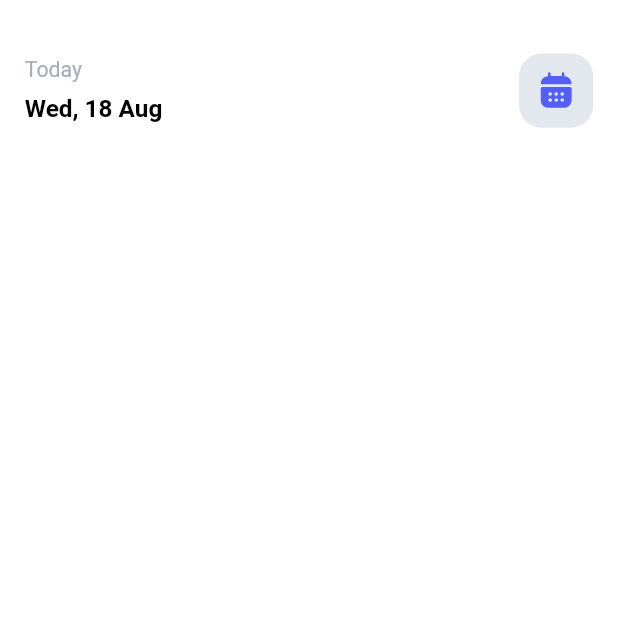
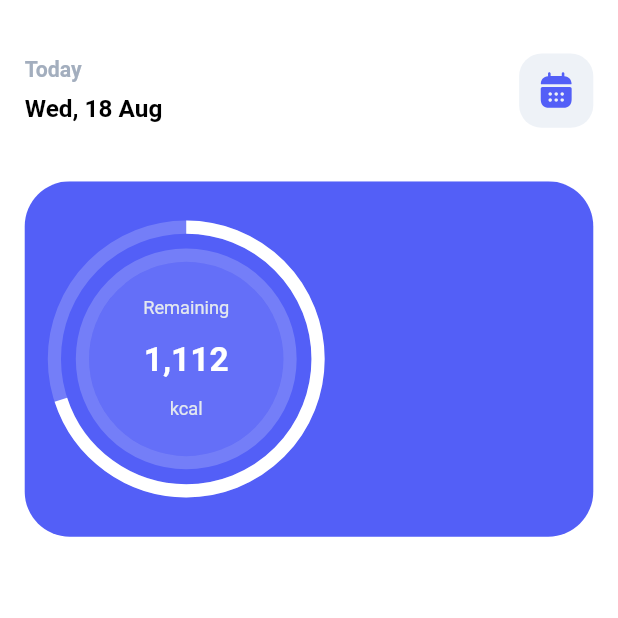
Before and after one commit to mahdinazmi/Flutter-Nutrition-UI, a Flutter app: the screen it shows after launch, on a phone screen of 412 x 824 dp, the top half of it. Run offline on Flutter 3.47's test engine with Material 2 defaults, Android fonts, the phone set to English and light mode, and no system bars; our stand-ins replace flutter_screenutil, flutter_svg.

Commit message:
Add Remaining Calorie Progress Percent

```diff
--- a/lib/screen/home/home-body.dart
+++ b/lib/screen/home/home-body.dart
@@ -2,6 +2,8 @@ import 'package:flutter/material.dart';
 import 'package:flutter_screenutil/flutter_screenutil.dart';
 import 'package:flutter_svg/flutter_svg.dart';
 import 'package:nutrition/config/config.dart';
+
+import 'widget/daily-summary.dart';
 
 class HomeBody extends StatelessWidget {
 
@@ -14,6 +16,14 @@ class HomeBody extends StatelessWidget {
     return Scaffold(
       backgroundColor: Colors.white,
       appBar: _appBar,
+      body: Container(
+        margin: EdgeInsets.only(right: 15. w, left: 15. w),
+        child: ListView(
+          children: const [
+            DailySummary()
+          ],
+        ),
+      ),
     );
   }
 
@@ -31,7 +41,7 @@ class HomeBody extends StatelessWidget {
             width: 45. w,
             margin: EdgeInsets.only(right: 15. w),
             decoration: BoxDecoration(
-              color: AppColors.colorTint300,
+              color: AppColors.colorTint200,
               borderRadius: BorderRadius.circular(15)
             ),
             child: Center(
@@ -56,7 +66,8 @@ class HomeBody extends StatelessWidget {
             'Today',
             style: TextStyle(
               color: AppColors.colorTint500,
-              fontSize: 14. sp
+              fontSize: 14. sp,
+              fontWeight: FontWeight.bold
             ),
           ),
           SizedBox(height: 7. w),
--- a/lib/screen/home/widget/daily-summary.dart
+++ b/lib/screen/home/widget/daily-summary.dart
@@ -1,12 +1,94 @@
 import 'package:flutter/material.dart';
+import 'package:flutter_screenutil/flutter_screenutil.dart';
+import 'package:nutrition/config/config.dart';
 
 class DailySummary extends StatelessWidget {
-  const DailySummary({ Key? key }) : super(key: key);
+  const DailySummary({
+    Key ? key
+  }): super(key: key);
 
   @override
   Widget build(BuildContext context) {
-    return Container(
+    return AspectRatio(
+      aspectRatio: 1.6,
+      child: Container(
+        padding: EdgeInsets.all(18. w),
+        decoration: BoxDecoration(
+          color: AppColors.colorPrimary,
+          borderRadius: BorderRadius.circular(30),
+        ),
+        child: Row(
+          children: [
+            SizedBox(
+              width: 160. w,
+              height: 160. w,
+              child: Stack(
+                children: [
+                  SizedBox(
+                    width: 160. w,
+                    height: 160. w,
+                    child: CircularProgressIndicator(
+                      strokeWidth: 8. w,
+                      value: 0.7,
+                      backgroundColor: AppColors.colorTint100.withOpacity(0.2),
+                      valueColor: AlwaysStoppedAnimation < Color > (Colors.white),
+                    ),
+                  ),
+                  Align(
+                    alignment: Alignment.center,
+                    child: Container(
+                      width: double.infinity,
+                      height: double.infinity,
+                      margin: EdgeInsets.all(13. w),
+                      decoration: BoxDecoration(
+                        shape: BoxShape.circle,
+                        border: Border.all(color: AppColors.colorTint100.withOpacity(0.2), width: 8. w),
+                      ),
+                      child: Container(
 
+                        decoration: BoxDecoration(
+                          shape: BoxShape.circle,
+                          color: AppColors.colorTint100.withOpacity(0.1),
+                        ),
+                        child: Container(
+                          margin: EdgeInsets.all(22. w),
+                          child: Column(
+                            mainAxisAlignment: MainAxisAlignment.spaceBetween,
+                            children: [
+                              Text(
+                                'Remaining',
+                                style: TextStyle(
+                                  color: AppColors.colorTint300,
+                                  fontSize: 12. sp,
+                                ),
+                              ),
+                              Text(
+                                '1,112',
+                                style: TextStyle(
+                                  color: Colors.white,
+                                  fontSize: 22. sp,
+                                  fontWeight: FontWeight.bold
+                                ),
+                              ),
+                              Text(
+                                'kcal',
+                                style: TextStyle(
+                                  color: AppColors.colorTint300,
+                                  fontSize: 12. sp,
+                                ),
+                              ),
+                            ],
+                          ),
+                        ),
+                      ),
+                    ),
+                  )
+                ],
+              ),
+            ),
+          ],
+        ),
+      ),
     );
   }
 }
```
